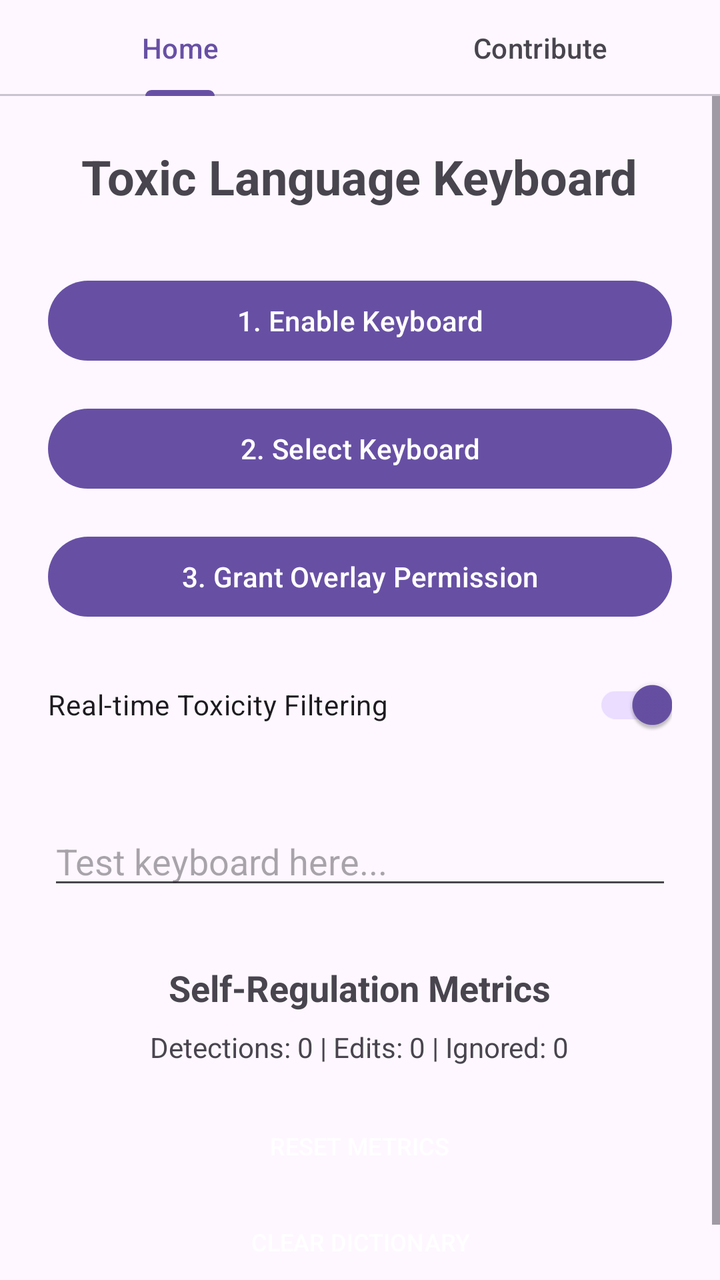
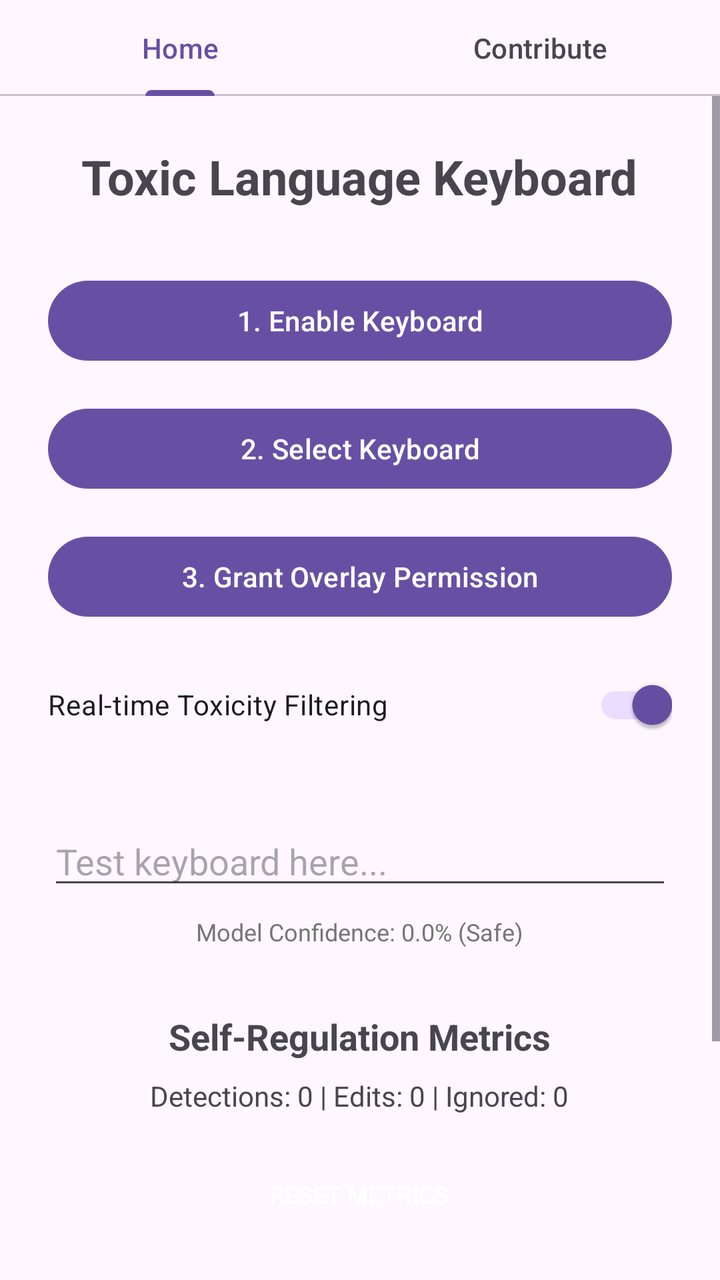

Two renders of the same Android screen: before a commit and after it. Below are the layout's source before the change and the commit's diff.
<!-- AndroidManifest.xml: application theme Theme.ToxicLanguageKeyboard -->
<!-- res/layout/activity_main.xml -->
<?xml version="1.0" encoding="utf-8"?>
<LinearLayout xmlns:android="http://schemas.android.com/apk/res/android"
    xmlns:app="http://schemas.android.com/apk/res-auto"
    android:layout_width="match_parent"
    android:layout_height="match_parent"
    android:orientation="vertical"
    android:fitsSystemWindows="true">

    <com.google.android.material.tabs.TabLayout
        android:id="@+id/tab_layout"
        android:layout_width="match_parent"
        android:layout_height="wrap_content"
        app:tabMode="fixed"
        app:tabGravity="fill">
        <com.google.android.material.tabs.TabItem
            android:layout_width="wrap_content"
            android:layout_height="wrap_content"
            android:text="@string/tab_settings" />
        <com.google.android.material.tabs.TabItem
            android:layout_width="wrap_content"
            android:layout_height="wrap_content"
            android:text="@string/tab_contribute" />
    </com.google.android.material.tabs.TabLayout>

    <FrameLayout
        android:layout_width="match_parent"
        android:layout_height="match_parent">

        
        <ScrollView
            android:id="@+id/view_settings"
            android:layout_width="match_parent"
            android:layout_height="match_parent"
            android:visibility="visible">

            <LinearLayout
                android:layout_width="match_parent"
                android:layout_height="wrap_content"
                android:orientation="vertical"
                android:padding="24dp"
                android:gravity="center">

                <TextView
                    android:layout_width="wrap_content"
                    android:layout_height="wrap_content"
                    android:text="@string/app_name"
                    android:textSize="24sp"
                    android:textStyle="bold"
                    android:layout_marginBottom="32dp"/>

                <Button
                    android:id="@+id/btn_enable_keyboard"
                    android:layout_width="match_parent"
                    android:layout_height="wrap_content"
                    android:text="@string/btn_enable_keyboard"
                    android:layout_marginBottom="16dp"/>

                <Button
                    android:id="@+id/btn_select_keyboard"
                    android:layout_width="match_parent"
                    android:layout_height="wrap_content"
                    android:text="@string/btn_select_keyboard"
                    android:layout_marginBottom="16dp"/>

                <Button
                    android:id="@+id/btn_overlay_permission"
                    android:layout_width="match_parent"
                    android:layout_height="wrap_content"
                    android:text="@string/btn_overlay_permission"
                    android:layout_marginBottom="16dp" />

                <com.google.android.material.switchmaterial.SwitchMaterial
                    android:id="@+id/switch_filtering"
                    android:layout_width="match_parent"
                    android:layout_height="wrap_content"
                    android:text="@string/switch_filtering_label"
                    android:layout_marginBottom="32dp"
                    android:checked="true" />

                <EditText
                    android:id="@+id/et_test"
                    android:layout_width="match_parent"
                    android:layout_height="wrap_content"
                    android:hint="Test keyboard here..."
                    android:inputType="textLongMessage"
                    android:layout_marginBottom="32dp" />

                <TextView
                    android:layout_width="wrap_content"
                    android:layout_height="wrap_content"
                    android:text="@string/stats_title"
                    android:textSize="18sp"
                    android:textStyle="bold"
                    android:layout_marginBottom="8dp" />

                <TextView
                    android:id="@+id/tv_stats"
                    android:layout_width="wrap_content"
                    android:layout_height="wrap_content"
                    android:text="Detections: 0 | Edits: 0 | Ignored: 0"
                    android:textSize="14sp"
                    android:layout_marginBottom="16dp" />

                <Button
                    android:id="@+id/btn_reset_stats"
                    style="?android:attr/borderlessButtonStyle"
                    android:layout_width="wrap_content"
                    android:layout_height="wrap_content"
                    android:text="@string/btn_reset_metrics"
                    android:textSize="12sp" />

                <Button
                    android:id="@+id/btn_clear_dictionary"
                    style="?android:attr/borderlessButtonStyle"
                    android:layout_width="wrap_content"
                    android:layout_height="wrap_content"
                    android:text="@string/btn_clear_dictionary"
                    android:textSize="12sp" />

            </LinearLayout>
        </ScrollView>

        
        <LinearLayout
            android:id="@+id/view_contribute"
            android:layout_width="match_parent"
            android:layout_height="match_parent"
            android:orientation="vertical"
            android:padding="24dp"
            android:gravity="center"
            android:visibility="gone">

            <TextView
                android:layout_width="wrap_content"
                android:layout_height="wrap_content"
                android:text="Help Improve the Model"
                android:textSize="20sp"
                android:textStyle="bold"
                android:layout_marginBottom="16dp" />

            <TextView
                android:id="@+id/tv_feedback_stats"
                android:layout_width="match_parent"
                android:layout_height="wrap_content"
                android:text="New Toxic Words: 0\nFalse Positives: 0"
                android:textSize="16sp"
                android:gravity="center"
                android:layout_marginBottom="32dp" />

            <Button
                android:id="@+id/btn_upload_feedback"
                android:layout_width="match_parent"
                android:layout_height="wrap_content"
                android:text="@string/btn_upload"
                android:backgroundTint="#2196F3"
                android:textColor="#FFFFFF" />

            <TextView
                android:layout_width="match_parent"
                android:layout_height="wrap_content"
                android:layout_marginTop="24dp"
                android:text="By uploading, you help us refine the local filtering model. No personal identifying information is sent."
                android:textSize="12sp"
                android:textColor="#757575"
                android:gravity="center" />

        </LinearLayout>
    </FrameLayout>
</LinearLayout>
<!-- resources referenced by this layout -->
<resources>
  <string name="app_name">Toxic Language Keyboard</string>
  <string name="btn_clear_dictionary">Clear Dictionary</string>
  <string name="btn_enable_keyboard">1. Enable Keyboard</string>
  <string name="btn_overlay_permission">3. Grant Overlay Permission</string>
  <string name="btn_reset_metrics">Reset Metrics</string>
  <string name="btn_select_keyboard">2. Select Keyboard</string>
  <string name="btn_upload">Upload Feedback</string>
  <string name="stats_title">Self-Regulation Metrics</string>
  <string name="switch_filtering_label">Real-time Toxicity Filtering</string>
  <string name="tab_contribute">Contribute</string>
  <string name="tab_settings">Home</string>
  <style name="Theme.ToxicLanguageKeyboard" parent="Base.Theme.ToxicLanguageKeyboard" />
  <style name="Base.Theme.ToxicLanguageKeyboard" parent="Theme.Material3.DayNight.NoActionBar">
          
          
      </style>
</resources>

<!-- the commit's change to res/layout/activity_main.xml (unified diff, before → after) -->
@@ -83,6 +83,15 @@
                     android:layout_height="wrap_content"
                     android:hint="Test keyboard here..."
                     android:inputType="textLongMessage"
+                    android:layout_marginBottom="8dp" />
+
+                <TextView
+                    android:id="@+id/tv_toxicity_preview"
+                    android:layout_width="wrap_content"
+                    android:layout_height="wrap_content"
+                    android:text="Model Confidence: 0.0% (Safe)"
+                    android:textSize="12sp"
+                    android:textColor="#757575"
                     android:layout_marginBottom="32dp" />
 
                 <TextView
@@ -110,12 +119,29 @@
                     android:textSize="12sp" />
 
                 <Button
+                    android:id="@+id/btn_export_metrics"
+                    style="?android:attr/borderlessButtonStyle"
+                    android:layout_width="wrap_content"
+                    android:layout_height="wrap_content"
+                    android:text="@string/btn_export_metrics"
+                    android:textSize="12sp" />
+
+                <Button
                     android:id="@+id/btn_clear_dictionary"
                     style="?android:attr/borderlessButtonStyle"
                     android:layout_width="wrap_content"
                     android:layout_height="wrap_content"
                     android:text="@string/btn_clear_dictionary"
                     android:textSize="12sp" />
+
+                <Button
+                    android:id="@+id/btn_privacy_info"
+                    style="?android:attr/borderlessButtonStyle"
+                    android:layout_width="wrap_content"
+                    android:layout_height="wrap_content"
+                    android:text="@string/btn_privacy_info"
+                    android:textSize="12sp"
+                    android:textColor="?attr/colorPrimary" />
 
             </LinearLayout>
         </ScrollView>
<!-- resource entries referenced after the edit -->
@@ -3,7 +3,9 @@
   <string name="app_name">Toxic Language Keyboard</string>
   <string name="btn_clear_dictionary">Clear Dictionary</string>
   <string name="btn_enable_keyboard">1. Enable Keyboard</string>
+  <string name="btn_export_metrics">Export Research Report</string>
   <string name="btn_overlay_permission">3. Grant Overlay Permission</string>
+  <string name="btn_privacy_info">Privacy &amp; Research Info</string>
   <string name="btn_reset_metrics">Reset Metrics</string>
   <string name="btn_select_keyboard">2. Select Keyboard</string>
   <string name="btn_upload">Upload Feedback</string>
